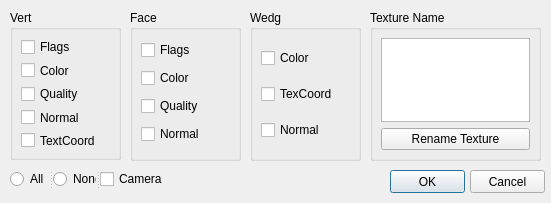
This is src/meshlab/ui/savemaskexporter.ui in cnr-isti-vclab/meshlab as Qt 5 draws it before an edit. The edited form follows.
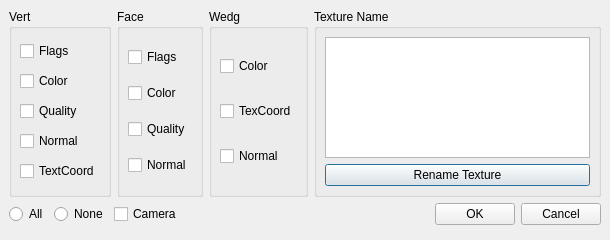
This is the edited form.

Commit message: better resizing

Patch:
```diff
--- a/src/meshlab/ui/savemaskexporter.ui
+++ b/src/meshlab/ui/savemaskexporter.ui
@@ -8,45 +8,30 @@
    <rect>
     <x>0</x>
     <y>0</y>
-    <width>551</width>
-    <height>203</height>
+    <width>610</width>
+    <height>240</height>
    </rect>
   </property>
   <property name="windowTitle" >
    <string>Dialog</string>
   </property>
-  <widget class="QWidget" name="layoutWidget" >
-   <property name="geometry" >
-    <rect>
-     <x>20</x>
-     <y>250</y>
-     <width>351</width>
-     <height>33</height>
-    </rect>
+  <layout class="QVBoxLayout" >
+   <property name="margin" >
+    <number>9</number>
    </property>
-  </widget>
-  <widget class="QPushButton" name="okButton" >
-   <property name="geometry" >
-    <rect>
-     <x>390</x>
-     <y>170</y>
-     <width>75</width>
-     <height>23</height>
-    </rect>
+   <property name="spacing" >
+    <number>6</number>
    </property>
-   <property name="text" >
-    <string>OK</string>
-   </property>
-  </widget>
+   <item>
+    <layout class="QHBoxLayout" >
+     <property name="margin" >
+      <number>0</number>
+     </property>
+     <property name="spacing" >
+      <number>6</number>
+     </property>
+     <item>
   <widget class="QGroupBox" name="groupBox" >
-   <property name="geometry" >
-    <rect>
-     <x>10</x>
-     <y>10</y>
-     <width>111</width>
-     <height>150</height>
-    </rect>
-   </property>
    <property name="title" >
     <string>Vert</string>
    </property>
@@ -94,15 +79,9 @@
     </item>
    </layout>
   </widget>
+     </item>
+     <item>
   <widget class="QGroupBox" name="groupBox_2" >
-   <property name="geometry" >
-    <rect>
-     <x>130</x>
-     <y>10</y>
-     <width>111</width>
-     <height>151</height>
-    </rect>
-   </property>
    <property name="title" >
     <string>Face</string>
    </property>
@@ -143,15 +122,9 @@
     </item>
    </layout>
   </widget>
+     </item>
+     <item>
   <widget class="QGroupBox" name="groupBox_3" >
-   <property name="geometry" >
-    <rect>
-     <x>250</x>
-     <y>10</y>
-     <width>111</width>
-     <height>151</height>
-    </rect>
-   </property>
    <property name="title" >
     <string>Wedg</string>
    </property>
@@ -185,28 +158,9 @@
     </item>
    </layout>
   </widget>
-  <widget class="QPushButton" name="cancelButton" >
-   <property name="geometry" >
-    <rect>
-     <x>470</x>
-     <y>170</y>
-     <width>75</width>
-     <height>23</height>
-    </rect>
-   </property>
-   <property name="text" >
-    <string>Cancel</string>
-   </property>
-  </widget>
+     </item>
+     <item>
   <widget class="QGroupBox" name="groupBox_4" >
-   <property name="geometry" >
-    <rect>
-     <x>370</x>
-     <y>10</y>
-     <width>171</width>
-     <height>151</height>
-    </rect>
-   </property>
    <property name="title" >
     <string>Texture Name</string>
    </property>
@@ -229,59 +183,48 @@
     </item>
    </layout>
   </widget>
-  <widget class="QWidget" name="layoutWidget_3" >
-   <property name="geometry" >
-    <rect>
-     <x>10</x>
-     <y>170</y>
-     <width>162</width>
-     <height>20</height>
-    </rect>
-   </property>
-  </widget>
-  <widget class="QSplitter" name="splitter" >
-   <property name="geometry" >
-    <rect>
-     <x>10</x>
-     <y>170</y>
-     <width>158</width>
-     <height>18</height>
-    </rect>
-   </property>
-   <property name="orientation" >
-    <enum>Qt::Horizontal</enum>
-   </property>
-   <layout class="QHBoxLayout" >
-    <property name="margin" >
-     <number>8</number>
-    </property>
-    <property name="spacing" >
-     <number>6</number>
-    </property>
-   </layout>
-   <widget class="QSplitter" name="splitter_2" >
-    <property name="orientation" >
-     <enum>Qt::Horizontal</enum>
-    </property>
+     </item>
+    </layout>
+   </item>
+   <item>
     <layout class="QHBoxLayout" >
      <property name="margin" >
-      <number>8</number>
+      <number>0</number>
      </property>
      <property name="spacing" >
       <number>6</number>
      </property>
-    </layout>
+     <item>
     <widget class="QRadioButton" name="AllButton" >
+       <property name="sizePolicy" >
+        <sizepolicy>
+         <hsizetype>5</hsizetype>
+         <vsizetype>0</vsizetype>
+         <horstretch>0</horstretch>
+         <verstretch>0</verstretch>
+        </sizepolicy>
+       </property>
      <property name="text" >
       <string>All</string>
      </property>
     </widget>
+     </item>
+     <item>
     <widget class="QRadioButton" name="NoneButton" >
+       <property name="sizePolicy" >
+        <sizepolicy>
+         <hsizetype>5</hsizetype>
+         <vsizetype>0</vsizetype>
+         <horstretch>0</horstretch>
+         <verstretch>0</verstretch>
+        </sizepolicy>
+       </property>
      <property name="text" >
       <string>None</string>
      </property>
     </widget>
-   </widget>
+     </item>
+     <item>
    <widget class="QCheckBox" name="check_iom_camera" >
     <property name="text" >
      <string>Camera</string>
@@ -290,9 +233,44 @@
      <bool>true</bool>
     </property>
    </widget>
-  </widget>
- </widget>
- <pixmapfunction></pixmapfunction>
+     </item>
+     <item>
+      <widget class="QWidget" native="1" name="layoutWidget_3" />
+     </item>
+     <item>
+      <spacer>
+       <property name="orientation" >
+        <enum>Qt::Horizontal</enum>
+       </property>
+       <property name="sizeHint" >
+        <size>
+         <width>40</width>
+         <height>20</height>
+        </size>
+       </property>
+      </spacer>
+     </item>
+     <item>
+      <widget class="QPushButton" name="okButton" >
+       <property name="text" >
+        <string>OK</string>
+       </property>
+      </widget>
+     </item>
+     <item>
+      <widget class="QPushButton" name="cancelButton" >
+       <property name="text" >
+        <string>Cancel</string>
+       </property>
+      </widget>
+     </item>
+    </layout>
+   </item>
+   <item>
+    <widget class="QWidget" native="1" name="layoutWidget" />
+   </item>
+  </layout>
+ </widget>
  <resources/>
  <connections>
   <connection>
```
Left out of the diff: 3 changed lines with no effect on the pictures. Lines whose indentation alone changed are shown as unchanged.
